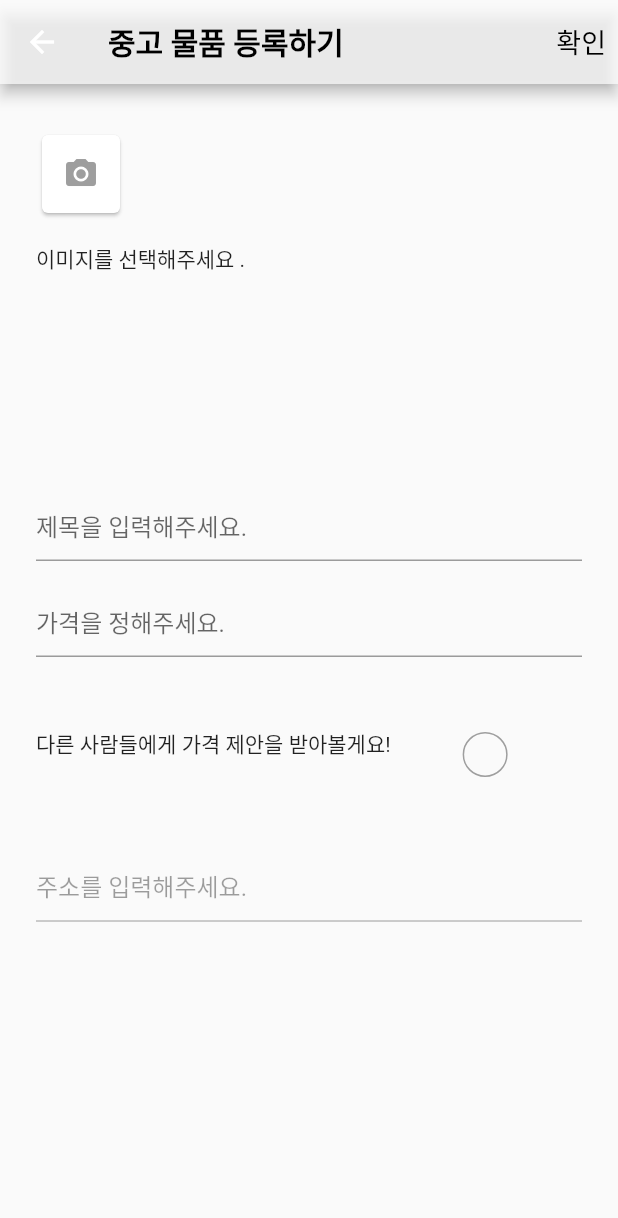
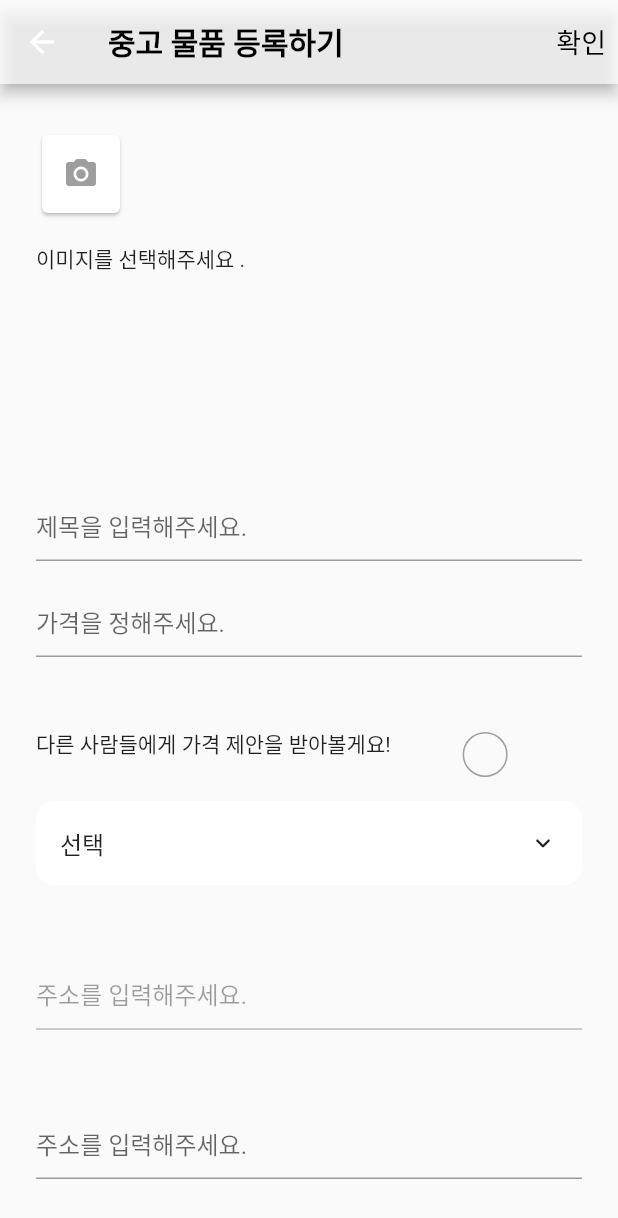
Before and after one commit to hyunho4532/FlutterTooMaket, a Flutter app: the ProductInsertScreen screen opened directly, after a tap on "확인", on a phone screen of 412 x 824 dp. Shown: the top 1218 px of the screen. Run offline on Flutter 3.47's test engine with Material 2 defaults, Android fonts, the phone set to English and light mode, and no system bars; drawn by our look-alikes of animated_custom_dropdown, roundcheckbox; our stand-ins replace animated_bottom_navigation_bar, animated_text_kit, cached_network_image, circular_profile_avatar, cloud_firestore, firebase_auth and 9 more; missing offline and left inert: animated_floating_buttons, animated_snack_bar, flutter_config, image_picker_platform_interface, material_text_fields, pretty_button; accounts and stored records are empty.

Commit message:
2023-11-12 물품 등록 (카테고리 필드 추가)

```diff
--- a/lib/const/show_category_list.dart
+++ b/lib/const/show_category_list.dart
@@ -1 +1 @@
-List<String> dropdownCategoryList = ['도서', '전자기기/부품', '피부/미백', '화장품', '도서'];
+List<String> dropdownCategoryList = ['선택', '도서', '전자기기/부품', '피부/미백', '화장품', '도서'];
--- a/lib/model/product.dart
+++ b/lib/model/product.dart
@@ -7,6 +7,7 @@ class ProductModel {
   final String address;
   final String userAddress;
   final String nickname;
+  final String category;
   final String? imageUrl;
   final int favoriteCount;
   final bool? isChecked;
@@ -19,6 +20,7 @@ class ProductModel {
     required this.address,
     required this.userAddress,
     required this.nickname,
+    required this.category,
     this.imageUrl,
     required this.favoriteCount,
     this.isChecked,
@@ -33,6 +35,7 @@ class ProductModel {
       "address": address,
       "userAddress": userAddress,
       "nickname": nickname,
+      "category": category,
       "imageUrl": imageUrl,
       "favoriteCount": favoriteCount,
       "isChecked": isChecked,
@@ -50,6 +53,7 @@ class ProductModel {
       address: data["address"] ?? "",
       userAddress: data["userAddress"] ?? "",
       nickname: data["nickname"] ?? "",
+      category: data["category"] ?? "",
       imageUrl: data["imageUrl"],
       favoriteCount: data["favoriteCount"] ?? 0,
       isChecked: data["isChecked"],
--- a/lib/repository/product_repository.dart
+++ b/lib/repository/product_repository.dart
@@ -23,7 +23,7 @@ class ProductRepository {
     return await _fireStore.collection('users').doc(auth.currentUser!.uid.toString()).get();
   }
 
-  Future<void> insertProducts(String title, String price, String address, String userAddress, String nickname, String imageUrl, int favoriteCount, bool isChecked, bool isSelected, ) async {
+  Future<void> insertProducts(String title, String price, String address, String userAddress, String nickname, String category, String imageUrl, int favoriteCount, bool isChecked, bool isSelected, ) async {
     await _fireStore.collection('products').add({
       'auth': auth.currentUser!.uid.toString(),
       'title': title,
@@ -31,6 +31,7 @@ class ProductRepository {
       'address': address,
       'userAddress': userAddress,
       'nickname': nickname,
+      'category': category,
       'imageUrl': imageUrl,
       'favoriteCount': favoriteCount,
       'isSelected': isSelected,
--- a/lib/screens/product/product_insert_screen.dart
+++ b/lib/screens/product/product_insert_screen.dart
@@ -1,7 +1,9 @@
 import 'dart:async';
 import 'dart:io';
 
+import 'package:animated_custom_dropdown/custom_dropdown.dart';
 import 'package:cloud_firestore/cloud_firestore.dart';
+import 'package:customer_manager/const/show_category_list.dart';
 import 'package:customer_manager/permissions/location_permission.dart';
 import 'package:customer_manager/repository/product_repository.dart';
 import 'package:firebase_auth/firebase_auth.dart';
@@ -35,16 +37,48 @@ class _ProductInsertScreenState extends State<ProductInsertScreen> {
   final TextEditingController _userAddressController = TextEditingController();
   final TextEditingController _priceController = TextEditingController();
   final TextEditingController _addressController = TextEditingController();
+  final TextEditingController _categorySelectController = TextEditingController();
 
   final auth = FirebaseAuth.instance;
 
-  late GoogleMapController _controller;
-  final List<Marker> _markers = [];
-  late LocationData _locationData;
+  final List<Marker> _markers = [
+    const Marker (
+      markerId: MarkerId('1'),
+      position: LatLng(37.4537251, 126.7960716),
+      draggable: true,
+    ),
+  ];
 
   final ProductRepository _productRepository = ProductRepository();
 
   LocationPermission locationPermission = LocationPermission();
+  final Location _location = Location();
+
+  void _updatePosition() async {
+    var locationData = await _location.getLocation();
+
+    print(locationData);
+
+    var marker = _markers.firstWhere (
+      (element) => element.markerId == const MarkerId('1'),
+    );
+
+    if (marker != null) {
+      _markers.remove(marker);
+    }
+
+    _markers.add (
+      Marker (
+        markerId: const MarkerId('1'),
+        position: LatLng(locationData.latitude!, locationData.longitude!),
+        draggable: true,
+      )
+    );
+
+    setState(() {
+
+    });
+  }
 
   Future getImage() async {
     final pickedFile = await picker.getImage(source: ImageSource.camera);
@@ -72,22 +106,6 @@ class _ProductInsertScreenState extends State<ProductInsertScreen> {
     target: LatLng(37.4537251, 126.7960716),
     zoom: 14.4746,
   );
-
-  void _updatePosition() {
-    var marker = _markers.firstWhere((p) => p.markerId == const MarkerId('1'));
-
-    _markers.remove(marker);
-
-    _markers.add(
-      Marker(
-        markerId: const MarkerId('1'),
-        position: LatLng(_kGooglePlex.target.latitude, _kGooglePlex.target.longitude),
-        draggable: true,
-      ),
-    );
-
-    setState(() {});
-  }
 
   @override
   void initState() {
@@ -129,7 +147,11 @@ class _ProductInsertScreenState extends State<ProductInsertScreen> {
             children: [
               GestureDetector (
                 onTap: () {
-                  _productRepository.insertProducts(_titleController.text, _priceController.text, _addressController.text, _userAddressController.text, _nicknameController.text, _imageUrl!, favoriteCount, isChecked!, isSelected!);
+                  _productRepository.insertProducts (
+                      _titleController.text, _priceController.text, _addressController.text,
+                      _userAddressController.text, _nicknameController.text, _categorySelectController.text,
+                      _imageUrl!, favoriteCount, isChecked!, isSelected!
+                  );
                 },
 
                 child: const Padding (
@@ -232,12 +254,26 @@ class _ProductInsertScreenState extends State<ProductInsertScreen> {
             ),
 
             Padding (
+                padding: const EdgeInsets.only(left: 24.0, top: 16.0, right: 24.0),
+                child: CustomDropdown (
+                  hintText: 'ddd',
+                  items: dropdownCategoryList,
+                  initialItem: dropdownCategoryList[0],
+                  onChanged: (value) {
+                    _categorySelectController.text = value;
+                  },
+                )
+            ),
+
+            Padding (
               padding: const EdgeInsets.only(left: 24.0, top: 48.0, right: 24.0, bottom: 36.0),
               child: GestureDetector (
                 onTap: () {
 
                   // 권한 요청하기
                   locationPermission.getLocationPermission();
+
+                  _updatePosition();
 
                   showDialog (
                     context: context,
@@ -306,6 +342,16 @@ class _ProductInsertScreenState extends State<ProductInsertScreen> {
 
             Padding (
               padding: const EdgeInsets.only(left: 24.0, top: 16.0, right: 24.0),
+              child: TextFormField (
+                controller: _userAddressController,
+                decoration: const InputDecoration (
+                  hintText: '주소를 입력해주세요.',
+                ),
+              ),
+            ),
+
+            Padding (
+              padding: const EdgeInsets.only(left: 24.0, top: 16.0, right: 24.0),
               child: Opacity (
                 opacity: 0.0,
 
@@ -318,19 +364,6 @@ class _ProductInsertScreenState extends State<ProductInsertScreen> {
                 ),
               ),
             ),
-
-            Padding (
-              padding: const EdgeInsets.only(left: 24.0, top: 16.0, right: 24.0),
-              child: Opacity(
-                opacity: 0.0, // 0.0으로 설정하여 숨김
-                child: TextFormField (
-                  controller: _userAddressController,
-                  decoration: const InputDecoration (
-                    hintText: '주소를 입력해주세요.',
-                  ),
-                ),
-              ),
-            ),
           ],
         ),
       ),
--- a/pubspec.yaml
+++ b/pubspec.yaml
@@ -91,6 +91,9 @@ dependencies:
   # 현재 내 위치 찾기
   location: ^5.0.3
 
+  # 드랍다운 (애니메이션 효과)
+  animated_custom_dropdown: 2.0.0
+
   flutter_config: ^2.0.2
 
   permission_handler: ^8.2.0
```
Also changed, not shown: pubspec.lock.
